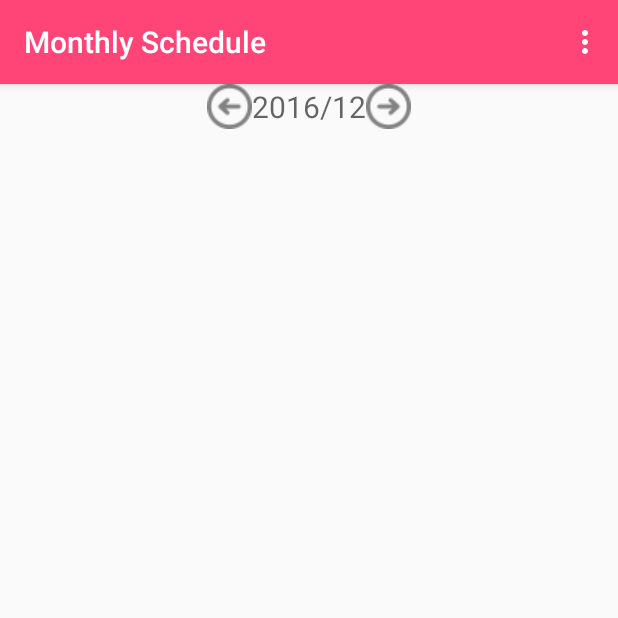
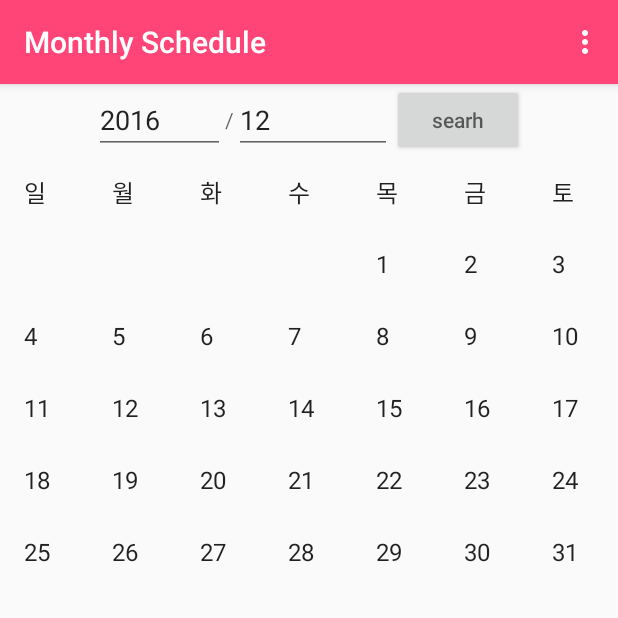
Before and after one commit to chaminhye/Calendar, an Android app: the screen it shows after launch (MainActivity), in the options menu, after a tap on "monthly", on a phone screen of 412 x 824 dp, the top half of it. Run offline under Robolectric (Android 15) with nearby library versions, the phone set to English and light mode, and no system bars.

Commit message:
final commit

```diff
--- a/app/src/main/java/com/example/mh/calendarproject/Monthly.java
+++ b/app/src/main/java/com/example/mh/calendarproject/Monthly.java
@@ -13,7 +13,6 @@ import android.widget.AdapterView;
 import android.widget.ArrayAdapter;
 import android.widget.Button;
 import android.widget.GridView;
-import android.widget.ImageView;
 import android.widget.TextView;
 
 import java.util.ArrayList;
@@ -23,26 +22,14 @@ import java.util.Date;
 /**
  * Created by Sea on 2016-10-12.
  */
-public class Monthly extends Fragment implements AdapterView.OnItemClickListener{
-    public static int SUNDAY        = 1;
-    public static int MONDAY        = 2;
-    public static int TUESDAY       = 3;
-    public static int WEDNSESDAY    = 4;
-    public static int THURSDAY      = 5;
-    public static int FRIDAY        = 6;
-    public static int SATURDAY      = 7;
-
-    private TextView Calendar_title;
-    private GridView Calendar_grid;
-
-    //private CalendarAdapter mCalendarAdapter;
-
-    Calendar mLastMonthCalendar;
-    Calendar mThisMonthCalendar;
-    Calendar mNextMonthCalendar;
-
-    Calendar todayCalendar;
-
+public class Monthly extends Fragment implements View.OnClickListener,AdapterView.OnItemClickListener{
+    ArrayList<String> mItems;
+    ArrayAdapter<String> adapter;
+    TextView textYear;
+    TextView textMon;
+    private Calendar mCal;
+    public Monthly(){}
+    @Nullable
     @Override
     public View onCreateView(LayoutInflater inflater, ViewGroup container, Bundle savedInstanceState) {
 
@@ -51,148 +38,86 @@ public class Monthly extends Fragment implements AdapterView.OnItemClickListener
         ActionBar actionBar=((MainActivity)getActivity()).getSupportActionBar();
         actionBar.setTitle("Monthly Schedule");
 
-        ImageView pre_button = (ImageView) view.findViewById(R.id.calendar_prev_button);
-        ImageView next_button = (ImageView) view.findViewById(R.id.calendar_next_button);
+        textYear = (TextView)view.findViewById(R.id.edit1);
+        textMon = (TextView) view.findViewById(R.id.edit2);
+        mItems = new ArrayList<String>();
+        adapter = new ArrayAdapter<String>(inflater.getContext(),
+                android.R.layout.simple_list_item_1, mItems);
 
-        //Calendar_title = (TextView)findViewById(R.id.calendar_title);
-        //Calendar_grid = (GridView)findViewById(R.id.calendar);
+        GridView gird = (GridView)view.findViewById(R.id.grid1);
+        gird.setAdapter(adapter);
+        gird.setOnItemClickListener(this);
 
-        mThisMonthCalendar = Calendar.getInstance();
-        mThisMonthCalendar.set(Calendar.DAY_OF_MONTH, 1);
-        getCalendar(mThisMonthCalendar);
+        Date date = new Date();
+        int year = date.getYear() + 1900;
+        int mon = date.getMonth() + 1;
+        textYear.setText(year + "");
+        textMon.setText(mon + "");
 
-        pre_button.setOnClickListener(new View.OnClickListener() {
-            @Override
-            public void onClick(View v) {
-                mThisMonthCalendar = getLastMonth(mThisMonthCalendar);
-                getCalendar(mThisMonthCalendar);
-            }
-        });
+        fillDate(year, mon);
 
-        next_button.setOnClickListener(new View.OnClickListener() {
-            @Override
-            public void onClick(View v) {
-                mThisMonthCalendar = getNextMonth(mThisMonthCalendar);
-                getCalendar(mThisMonthCalendar);
-            }
-        });
-        Calendar_grid.setOnItemClickListener(this);
+        Button btnmove = (Button) view.findViewById(R.id.bt1);
+        btnmove.setOnClickListener(this);
 
         return view;
     }
+    @Override
+    public void onClick(View arg0) {
+        // TODO Auto-generated method stub
+        if (arg0.getId() == R.id.bt1) {
+            int year = Integer.parseInt(textYear.getText().toString());
+            int mon = Integer.parseInt(textMon.getText().toString());
+            fillDate(year, mon);
+        }
+    }
+    private void fillDate(int year, int mon) {
+        mItems.clear();
 
-    /**
-     * 달력을 셋팅한다.
-     *
-     * @param calendar 달력에 보여지는 이번달의 Calendar 객체
-     */
-    private void getCalendar(Calendar calendar)
-    {
-        int lastMonthStartDay;
-        int dayOfMonth;
-        int thisMonthLastDay;
+        mItems.add("일");
+        mItems.add("월");
+        mItems.add("화");
+        mItems.add("수");
+        mItems.add("목");
+        mItems.add("금");
+        mItems.add("토");
 
-        //mDayList.clear();
+        Date current = new Date(year - 1900, mon - 1,1);
+        int day = current.getDay(); // ���ϵ� int�� ����.
 
-        // 이번달 시작일의 요일을 구한다. 시작일이 일요일인 경우 인덱스를 1(일요일)에서 8(다음주 일요일)로 바꾼다.)
-        dayOfMonth = calendar.get(Calendar.DAY_OF_WEEK);
-        thisMonthLastDay = calendar.getActualMaximum(Calendar.DAY_OF_MONTH);
 
-        calendar.add(Calendar.MONTH, -1);
-        Log.e("지난달 마지막일", calendar.get(Calendar.DAY_OF_MONTH)+"");
-
-        // 지난달의 마지막 일자를 구한다.
-        lastMonthStartDay = calendar.getActualMaximum(Calendar.DAY_OF_MONTH);
-
-        calendar.add(Calendar.MONTH, 1);
-        Log.e("이번달 시작일", calendar.get(Calendar.DAY_OF_MONTH)+"");
-
-        if(dayOfMonth == SUNDAY)
-        {
-            dayOfMonth += 7;
+        for (int i = 0; i < day; i++) {
+            mItems.add("");
         }
 
-        lastMonthStartDay -= (dayOfMonth-1)-1;
+        current.setDate(32);// 32�ϱ��� �Է��ϸ� 1�Ϸ� �ٲ��ش�.
+        int last = 32 - current.getDate();
 
+        for (int i = 1; i <= last; i++) {
+            mItems.add(i + "");
+        }
+        //해당날짜 텍스트 컬러,배경 변경
+        mCal= Calendar.getInstance();
+        //오늘 DAY가져옴
+        Integer today = mCal.get(Calendar.DAY_OF_MONTH);
+        String sToday=String.valueOf(today);
+        if(sToday.equals(today)){
 
-        // 캘린더 타이틀(년월 표시)을 세팅한다.
-        Calendar_title.setText(mThisMonthCalendar.get(Calendar.YEAR) + "년 "
-                + (mThisMonthCalendar.get(Calendar.MONTH) + 1) + "월");
-
-        //DayInfo day;
-        String day;
-
-        Log.e("DayOfMOnth", dayOfMonth+"");
-
-        /*for(int i=0; i<dayOfMonth-1; i++)
-        {
-            int date = lastMonthStartDay+i;
-            day = todayCalendar.get(Calendar.YEAR) +"/"+ (todayCalendar.get(Calendar.MONTH)+1) +"/"+todayCalendar.get(Calendar.DATE);
-            day = (year) +"/"+ (mon) +"/"+(date);
-            day.setDay(Integer.toString(date));
-            day.setInMonth(false);
-
-            mDayList.add(day);
         }
-        for(int i=1; i <= thisMonthLastDay; i++)
-        {
-            day = new DayInfo();
-            day.setDay(Integer.toString(i));
-            day.setInMonth(true);
-
-            mDayList.add(day);
-        }
-        for(int i=1; i<42-(thisMonthLastDay+dayOfMonth-1)+1; i++)
-        {
-            day = new DayInfo();
-            day.setDay(Integer.toString(i));
-            day.setInMonth(false);
-            mDayList.add(day);
-        }
-
-        initCalendarAdapter();*/
-    }
-
-    /**
-     * 지난달의 Calendar 객체를 반환합니다.
-     *
-     * @param calendar
-     * @return LastMonthCalendar
-     */
-    private Calendar getLastMonth(Calendar calendar)
-    {
-        calendar.set(calendar.get(Calendar.YEAR), calendar.get(Calendar.MONTH), 1);
-        calendar.add(Calendar.MONTH, -1);
-        Calendar_title.setText(mThisMonthCalendar.get(Calendar.YEAR) + "년 "
-                + (mThisMonthCalendar.get(Calendar.MONTH) + 1) + "월");
-        return calendar;
-    }
-
-    /**
-     * 다음달의 Calendar 객체를 반환합니다.
-     *
-     * @param calendar
-     * @return NextMonthCalendar
-     */
-    private Calendar getNextMonth(Calendar calendar)
-    {
-        calendar.set(calendar.get(Calendar.YEAR), calendar.get(Calendar.MONTH), 1);
-        calendar.add(Calendar.MONTH, +1);
-        Calendar_title.setText(mThisMonthCalendar.get(Calendar.YEAR) + "년 "
-                + (mThisMonthCalendar.get(Calendar.MONTH) + 1) + "월");
-        return calendar;
+        adapter.notifyDataSetChanged();
     }
 
     @Override
-    public void onItemClick(AdapterView<?> parent, View v, int position, long arg3)
-    {
+    public void onItemClick(AdapterView<?> arg0, View arg1, int arg2, long arg3) {
+        // TODO Auto-generated method stub
+        if (mItems.get(arg2).equals("")) {
+            ;
+        } else {
+            Intent intent = new Intent(getActivity(), Schedule_list.class);
+            intent.putExtra("Param1", textYear.getText().toString() + "/"
+                    + textMon.getText().toString() + "/" + mItems.get(arg2));
 
+            Log.i("Param1",intent.getStringExtra("Param1"));
+            startActivity(intent);
+        }
     }
-
-
-    /*private void initCalendarAdapter()
-    {
-        mCalendarAdapter = new CalendarAdapter(this, R.layout.day, mDayList);
-        mGvCalendar.setAdapter(mCalendarAdapter);
-    }*/
 }
--- a/app/src/main/res/layout/monthly.xml
+++ b/app/src/main/res/layout/monthly.xml
@@ -10,26 +10,29 @@
         android:layout_weight="0"
         android:gravity="center"
         android:orientation="horizontal" >
-        <ImageView
-            android:id="@+id/btn_pre"
-            android:layout_width="30dp"
-            android:layout_height="30dp"
-            android:gravity="left"
-            android:src="@drawable/previous_icon"/>
-        <TextView
-            android:id="@+id/calendar_title"
+
+        <EditText
+            android:id="@+id/edit1"
             android:layout_width="wrap_content"
             android:layout_height="wrap_content"
-            android:hint="2016/12"
-            android:textColor="@color/colorPrimary"
-            android:textSize="20dp"/>
+            android:hint="input year" />
 
-        <ImageView
-            android:id="@+id/btn_next"
-            android:layout_width="30dp"
-            android:layout_height="30dp"
-            android:gravity="right"
-            android:src="@drawable/next_icon"/>
+        <TextView
+            android:layout_width="wrap_content"
+            android:layout_height="wrap_content"
+            android:hint="/" />
+
+        <EditText
+            android:id="@+id/edit2"
+            android:layout_width="wrap_content"
+            android:layout_height="wrap_content"
+            android:hint="input month" />
+
+        <Button
+            android:id="@+id/bt1"
+            android:layout_width="wrap_content"
+            android:layout_height="wrap_content"
+            android:hint="searh" />
     </LinearLayout>
 
     <LinearLayout
@@ -39,7 +42,7 @@
         android:orientation="vertical" >
 
         <GridView
-            android:id="@+id/calendar"
+            android:id="@+id/grid1"
             android:layout_width="fill_parent"
             android:layout_height="wrap_content"
             android:gravity="center"
```
